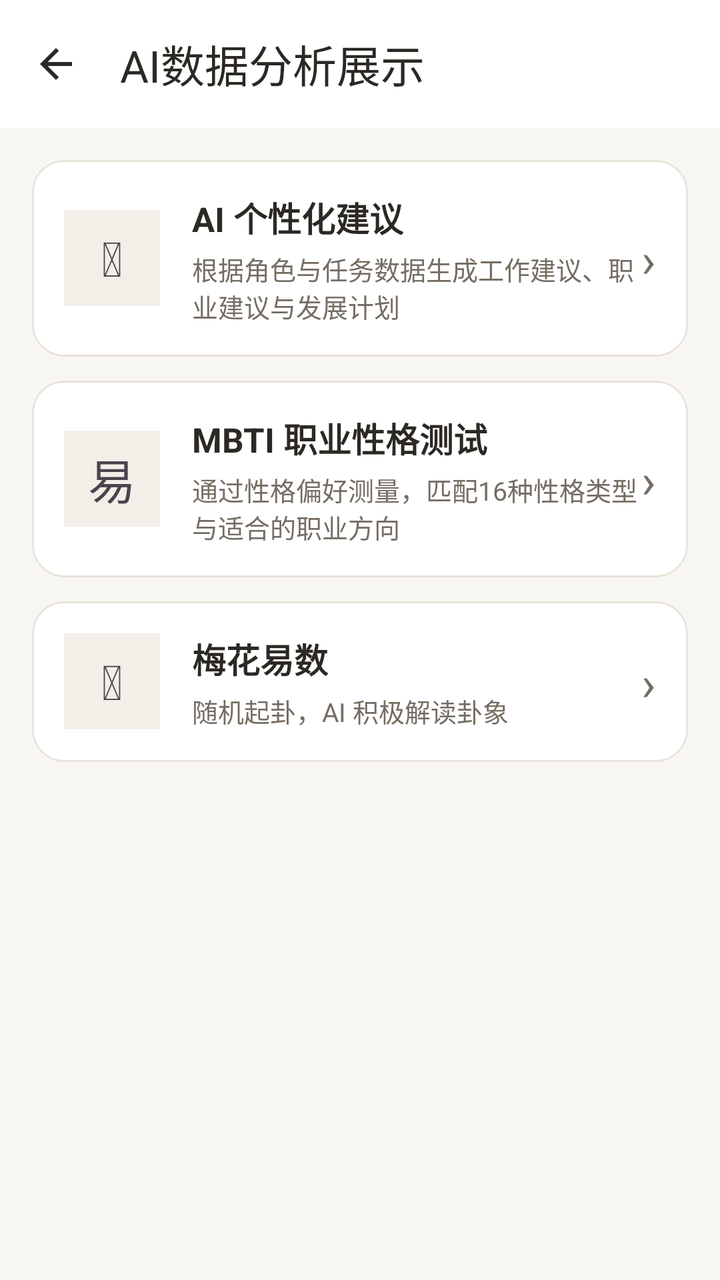
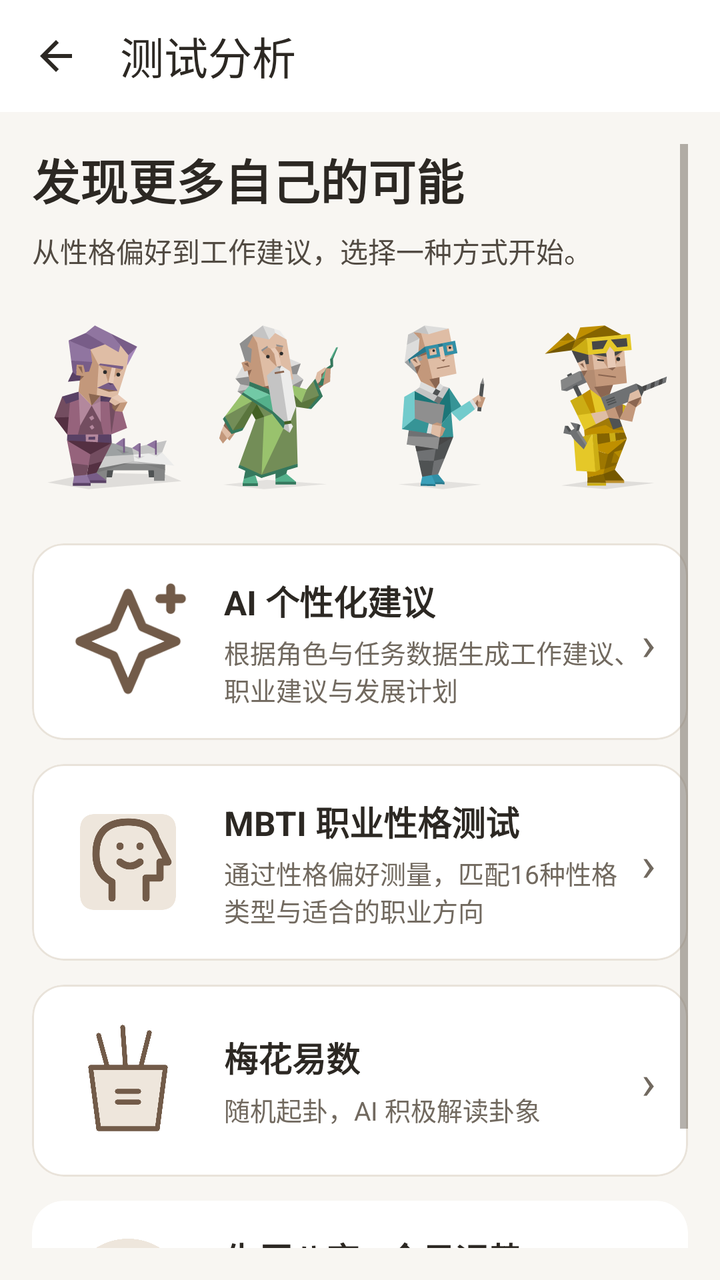

An Android layout rendered at two revisions. The XML below is the earlier revision; the diff shows what the commit changed to produce the second picture.
<!-- AndroidManifest.xml: application theme Theme.Project_Pandora -->
<!-- res/layout/activity_ai_analysis.xml -->
<?xml version="1.0" encoding="utf-8"?>
<layout xmlns:android="http://schemas.android.com/apk/res/android"
    xmlns:app="http://schemas.android.com/apk/res-auto">

    <data>

    </data>

    <androidx.constraintlayout.widget.ConstraintLayout
        android:layout_width="match_parent"
        android:layout_height="match_parent"
        android:background="@color/color_bg_page">

        <com.google.android.material.appbar.MaterialToolbar
            android:id="@+id/toolbar"
            android:layout_width="match_parent"
            android:layout_height="wrap_content"
            android:background="@color/color_surface"
            app:title="AI数据分析展示"
            app:titleTextColor="@color/color_text_primary"
            app:navigationIcon="@drawable/ic_back"
            app:layout_constraintTop_toTopOf="parent"
            style="@style/Widget.Pandora.Toolbar"
            app:navigationIconTint="@color/color_text_primary"
            android:elevation="0dp" />

        <LinearLayout
            android:layout_width="match_parent"
            android:layout_height="0dp"
            android:orientation="vertical"
            android:padding="16dp"
            app:layout_constraintTop_toBottomOf="@id/toolbar"
            app:layout_constraintBottom_toBottomOf="parent">

            <com.google.android.material.card.MaterialCardView
                android:id="@+id/btnSuggestion"
                android:layout_width="match_parent"
                android:layout_height="wrap_content"
                android:layout_marginBottom="12dp"
                app:cardCornerRadius="16dp"
                app:cardElevation="0dp"
                android:clickable="true"
                android:focusable="true"
                app:cardBackgroundColor="@color/color_surface">

                <LinearLayout
                    android:layout_width="match_parent"
                    android:layout_height="wrap_content"
                    android:orientation="horizontal"
                    android:gravity="center_vertical"
                    android:padding="16dp">

                    <LinearLayout
                        android:layout_width="48dp"
                        android:layout_height="48dp"
                        android:background="@color/color_surface_soft"
                        android:gravity="center"
                        android:layout_marginEnd="16dp">

                        <TextView
                            android:layout_width="wrap_content"
                            android:layout_height="wrap_content"
                            android:text="&#x1F4A1;"
                            android:textSize="24sp" />

                    </LinearLayout>

                    <LinearLayout
                        android:layout_width="0dp"
                        android:layout_height="wrap_content"
                        android:layout_weight="1"
                        android:orientation="vertical">

                        <TextView
                            android:layout_width="wrap_content"
                            android:layout_height="wrap_content"
                            android:text="AI 个性化建议"
                            android:textSize="17sp"
                            android:textStyle="bold"
                            android:textColor="@color/color_text_primary" />

                        <TextView
                            android:layout_width="wrap_content"
                            android:layout_height="wrap_content"
                            android:text="根据角色与任务数据生成工作建议、职业建议与发展计划"
                            android:textSize="13sp"
                            android:textColor="@color/color_text_secondary"
                            android:layout_marginTop="4dp" />

                    </LinearLayout>

                    <TextView
                        android:layout_width="wrap_content"
                        android:layout_height="wrap_content"
                        android:text="›"
                        android:textSize="24sp"
                        android:textColor="@color/color_text_secondary" />

                </LinearLayout>
            </com.google.android.material.card.MaterialCardView>

            <com.google.android.material.card.MaterialCardView
                android:id="@+id/btnMbtiTest"
                android:layout_width="match_parent"
                android:layout_height="wrap_content"
                android:layout_marginBottom="12dp"
                app:cardCornerRadius="16dp"
                app:cardElevation="0dp"
                android:clickable="true"
                android:focusable="true"
                app:cardBackgroundColor="@color/color_surface">

                <LinearLayout
                    android:layout_width="match_parent"
                    android:layout_height="wrap_content"
                    android:orientation="horizontal"
                    android:gravity="center_vertical"
                    android:padding="16dp">

                    <LinearLayout
                        android:layout_width="48dp"
                        android:layout_height="48dp"
                        android:background="@color/color_surface_soft"
                        android:gravity="center"
                        android:layout_marginEnd="16dp">

                        <TextView
                            android:layout_width="wrap_content"
                            android:layout_height="wrap_content"
                            android:text="&#x1F9E0;"
                            android:textSize="24sp" />

                    </LinearLayout>

                    <LinearLayout
                        android:layout_width="0dp"
                        android:layout_height="wrap_content"
                        android:layout_weight="1"
                        android:orientation="vertical">

                        <TextView
                            android:layout_width="wrap_content"
                            android:layout_height="wrap_content"
                            android:text="MBTI 职业性格测试"
                            android:textSize="17sp"
                            android:textStyle="bold"
                            android:textColor="@color/color_text_primary" />

                        <TextView
                            android:layout_width="wrap_content"
                            android:layout_height="wrap_content"
                            android:text="通过性格偏好测量，匹配16种性格类型与适合的职业方向"
                            android:textSize="13sp"
                            android:textColor="@color/color_text_secondary"
                            android:layout_marginTop="4dp" />

                    </LinearLayout>

                    <TextView
                        android:layout_width="wrap_content"
                        android:layout_height="wrap_content"
                        android:text="›"
                        android:textSize="24sp"
                        android:textColor="@color/color_text_secondary" />

                </LinearLayout>
            </com.google.android.material.card.MaterialCardView>

            
            <com.google.android.material.card.MaterialCardView
                android:id="@+id/btnDivination"
                android:layout_width="match_parent"
                android:layout_height="wrap_content"
                android:layout_marginBottom="12dp"
                app:cardCornerRadius="16dp"
                app:cardElevation="0dp"
                android:clickable="true"
                android:focusable="true"
                app:cardBackgroundColor="@color/color_surface">

                <LinearLayout
                    android:layout_width="match_parent"
                    android:layout_height="wrap_content"
                    android:orientation="horizontal"
                    android:gravity="center_vertical"
                    android:padding="16dp">

                    <LinearLayout
                        android:layout_width="48dp"
                        android:layout_height="48dp"
                        android:background="@color/color_surface_soft"
                        android:gravity="center"
                        android:layout_marginEnd="16dp">

                        <TextView
                            android:layout_width="wrap_content"
                            android:layout_height="wrap_content"
                            android:text="&#x1F52E;"
                            android:textSize="24sp" />

                    </LinearLayout>

                    <LinearLayout
                        android:layout_width="0dp"
                        android:layout_height="wrap_content"
                        android:layout_weight="1"
                        android:orientation="vertical">

                        <TextView
                            android:layout_width="wrap_content"
                            android:layout_height="wrap_content"
                            android:text="梅花易数"
                            android:textSize="17sp"
                            android:textStyle="bold"
                            android:textColor="@color/color_text_primary" />

                        <TextView
                            android:layout_width="wrap_content"
                            android:layout_height="wrap_content"
                            android:text="随机起卦，AI 积极解读卦象"
                            android:textSize="13sp"
                            android:textColor="@color/color_text_secondary"
                            android:layout_marginTop="4dp" />

                    </LinearLayout>

                    <TextView
                        android:layout_width="wrap_content"
                        android:layout_height="wrap_content"
                        android:text="›"
                        android:textSize="24sp"
                        android:textColor="@color/color_text_secondary" />

                </LinearLayout>
            </com.google.android.material.card.MaterialCardView>


        </LinearLayout>

    </androidx.constraintlayout.widget.ConstraintLayout>
</layout>
<!-- resources referenced by this layout -->
<resources>
  <color name="color_text_secondary">#756D63</color>
  <style name="Widget.Pandora.Toolbar" parent="Widget.Material3.Toolbar">
          <item name="android:background">@color/color_surface</item>
          <item name="android:minHeight">64dp</item>
          <item name="android:elevation">0dp</item>
          <item name="titleTextAppearance">@style/TextAppearance.Pandora.Title</item>
          <item name="titleTextColor">@color/color_text_primary</item>
          <item name="subtitleTextColor">@color/color_text_secondary</item>
          <item name="navigationIconTint">@color/color_text_primary</item>
          <item name="contentInsetStart">20dp</item>
          <item name="contentInsetEnd">16dp</item>
      </style>
  <style name="Widget.Pandora.Button" parent="Widget.Material3.Button">
          <item name="cornerRadius">14dp</item>
          <item name="android:minHeight">52dp</item>
          <item name="android:textAppearance">@style/TextAppearance.Pandora.Label</item>
          <item name="android:textAllCaps">false</item>
          <item name="android:stateListAnimator">@null</item>
      </style>
  <style name="Widget.Pandora.Button.Outlined" parent="Widget.Material3.Button.OutlinedButton">
          <item name="cornerRadius">14dp</item>
          <item name="strokeColor">@color/color_border_strong</item>
          <item name="android:minHeight">48dp</item>
          <item name="android:textAppearance">@style/TextAppearance.Pandora.Label</item>
          <item name="android:textAllCaps">false</item>
      </style>
  <!-- unchanged entries left out for length: 27 -->
</resources>

<!-- the commit's change to res/layout/activity_ai_analysis.xml (unified diff, before → after) -->
@@ -16,7 +16,7 @@
             android:layout_width="match_parent"
             android:layout_height="wrap_content"
             android:background="@color/color_surface"
-            app:title="AI数据分析展示"
+            app:title="测试分析"
             app:titleTextColor="@color/color_text_primary"
             app:navigationIcon="@drawable/ic_back"
             app:layout_constraintTop_toTopOf="parent"
@@ -24,14 +24,18 @@
             app:navigationIconTint="@color/color_text_primary"
             android:elevation="0dp" />
 
-        <LinearLayout
+        <ScrollView
             android:layout_width="match_parent"
             android:layout_height="0dp"
-            android:orientation="vertical"
+            android:fillViewport="true"
             android:padding="16dp"
             app:layout_constraintTop_toBottomOf="@id/toolbar"
             app:layout_constraintBottom_toBottomOf="parent">
 
+            <LinearLayout android:layout_width="match_parent" android:layout_height="wrap_content" android:orientation="vertical">
+            <TextView android:layout_width="match_parent" android:layout_height="wrap_content" android:text="发现更多自己的可能" android:textSize="24sp" android:textStyle="bold" android:textColor="@color/color_text_primary" android:layout_marginBottom="8dp" />
+            <TextView android:layout_width="match_parent" android:layout_height="wrap_content" android:text="从性格偏好到工作建议，选择一种方式开始。" android:textSize="14sp" android:textColor="@color/color_company_photo_secondary" android:layout_marginBottom="16dp" />
+            <ImageView android:layout_width="match_parent" android:layout_height="104dp" android:src="@drawable/mbti_four_groups" android:scaleType="fitCenter" android:importantForAccessibility="no" android:layout_marginBottom="16dp" />
             <com.google.android.material.card.MaterialCardView
                 android:id="@+id/btnSuggestion"
                 android:layout_width="match_parent"
@@ -50,20 +54,8 @@
                     android:gravity="center_vertical"
                     android:padding="16dp">
 
-                    <LinearLayout
-                        android:layout_width="48dp"
-                        android:layout_height="48dp"
-                        android:background="@color/color_surface_soft"
-                        android:gravity="center"
-                        android:layout_marginEnd="16dp">
-
-                        <TextView
-                            android:layout_width="wrap_content"
-                            android:layout_height="wrap_content"
-                            android:text="&#x1F4A1;"
-                            android:textSize="24sp" />
-
-                    </LinearLayout>
+                    <ImageView android:layout_width="64dp" android:layout_height="64dp" android:layout_marginEnd="16dp"
+                        android:scaleType="fitCenter" android:src="@drawable/ic_ai_map" android:importantForAccessibility="no" />
 
                     <LinearLayout
                         android:layout_width="0dp"
@@ -117,20 +109,8 @@
                     android:gravity="center_vertical"
                     android:padding="16dp">
 
-                    <LinearLayout
-                        android:layout_width="48dp"
-                        android:layout_height="48dp"
-                        android:background="@color/color_surface_soft"
-                        android:gravity="center"
-                        android:layout_marginEnd="16dp">
-
-                        <TextView
-                            android:layout_width="wrap_content"
-                            android:layout_height="wrap_content"
-                            android:text="&#x1F9E0;"
-                            android:textSize="24sp" />
-
-                    </LinearLayout>
+                    <ImageView android:layout_width="64dp" android:layout_height="64dp" android:layout_marginEnd="16dp"
+                        android:scaleType="fitCenter" android:src="@drawable/ic_personality" android:importantForAccessibility="no" />
 
                     <LinearLayout
                         android:layout_width="0dp"
@@ -185,20 +165,8 @@
                     android:gravity="center_vertical"
                     android:padding="16dp">
 
-                    <LinearLayout
-                        android:layout_width="48dp"
-                        android:layout_height="48dp"
-                        android:background="@color/color_surface_soft"
-                        android:gravity="center"
-                        android:layout_marginEnd="16dp">
-
-                        <TextView
-                            android:layout_width="wrap_content"
-                            android:layout_height="wrap_content"
-                            android:text="&#x1F52E;"
-                            android:textSize="24sp" />
-
-                    </LinearLayout>
+                    <ImageView android:layout_width="64dp" android:layout_height="64dp" android:layout_marginEnd="16dp"
+                        android:scaleType="fitCenter" android:src="@drawable/ic_divination" android:importantForAccessibility="no" />
 
                     <LinearLayout
                         android:layout_width="0dp"
@@ -233,9 +201,30 @@
 
                 </LinearLayout>
             </com.google.android.material.card.MaterialCardView>
-
-
-        </LinearLayout>
+            <com.google.android.material.card.MaterialCardView
+                android:id="@+id/btnBirthFortune" android:layout_width="match_parent" android:layout_height="wrap_content"
+                android:layout_marginBottom="12dp" android:clickable="true" android:focusable="true"
+                app:cardCornerRadius="16dp" app:cardElevation="0dp" app:strokeWidth="0dp"
+                app:cardBackgroundColor="@color/color_surface">
+                <LinearLayout android:layout_width="match_parent" android:layout_height="wrap_content"
+                    android:orientation="horizontal" android:gravity="center_vertical" android:padding="16dp">
+                    <ImageView android:layout_width="64dp" android:layout_height="64dp" android:layout_marginEnd="16dp"
+                        android:src="@drawable/ic_birth_fortune" android:importantForAccessibility="no" />
+                    <LinearLayout android:layout_width="0dp" android:layout_height="wrap_content"
+                        android:layout_weight="1" android:orientation="vertical">
+                        <TextView android:layout_width="match_parent" android:layout_height="wrap_content"
+                            android:text="生辰八字 · 今日运势" android:textSize="17sp" android:textStyle="bold"
+                            android:textColor="@color/color_text_primary" />
+                        <TextView android:layout_width="match_parent" android:layout_height="wrap_content"
+                            android:layout_marginTop="4dp" android:text="四柱排盘、生肖与星座，翻开今日工作灵感"
+                            android:textSize="13sp" android:textColor="@color/color_text_secondary" />
+                    </LinearLayout>
+                    <TextView android:layout_width="wrap_content" android:layout_height="wrap_content"
+                        android:text="›" android:textSize="24sp" android:textColor="@color/color_text_secondary" android:importantForAccessibility="no" />
+                </LinearLayout>
+            </com.google.android.material.card.MaterialCardView>
+            </LinearLayout>
+        </ScrollView>
 
     </androidx.constraintlayout.widget.ConstraintLayout>
 </layout>
<!-- resource entries referenced after the edit -->
@@ -1,15 +1,42 @@
 <!-- resources referenced by this layout -->
 <resources>
-  <color name="color_text_secondary">#756D63</color>
+  <color name="color_company_photo_secondary">#514A42</color>
+  <color name="color_text_secondary">#71695F</color>
+  <!-- drawable ic_ai_map (drawable) -->
+  <vector xmlns:android="http://schemas.android.com/apk/res/android"
+      android:width="24dp" android:height="24dp" android:viewportWidth="24" android:viewportHeight="24">
+      <path android:fillColor="@android:color/transparent" android:strokeColor="@color/color_accent"
+          android:strokeWidth="1.7" android:strokeLineCap="round" android:strokeLineJoin="round"
+          android:pathData="M12,3L14.7,9.3L21,12L14.7,14.7L12,21L9.3,14.7L3,12L9.3,9.3Z M20,2V6 M18,4H22" />
+  </vector>
+  <!-- drawable ic_birth_fortune (drawable) -->
+  <vector xmlns:android="http://schemas.android.com/apk/res/android" android:width="64dp" android:height="64dp" android:viewportWidth="64" android:viewportHeight="64">
+      <path android:fillColor="@color/color_accent_soft" android:pathData="M32,2A30,30 0,1 0,32 62A30,30 0,1 0,32 2" />
+      <path android:strokeColor="@color/color_accent" android:strokeWidth="1.5" android:fillColor="@android:color/transparent" android:pathData="M32,12A20,20 0,1 0,32 52A20,20 0,1 0,32 12M32,7L32,13M32,51L32,57M7,32L13,32M51,32L57,32M18,18L22,22M42,42L46,46M18,46L22,42M42,22L46,18" />
+      <path android:fillColor="@color/color_accent" android:pathData="M32,20L35,29L44,32L35,35L32,44L29,35L20,32L29,29ZM45,13L46,17L50,18L46,19L45,23L44,19L40,18L44,17Z" />
+  </vector>
+  <!-- drawable ic_divination (drawable) -->
+  <?xml version="1.0" encoding="utf-8"?>
+  <vector xmlns:android="http://schemas.android.com/apk/res/android" android:width="48dp" android:height="48dp" android:viewportWidth="48" android:viewportHeight="48">
+      <path android:fillColor="@color/color_accent_soft" android:pathData="M10,19L38,19L35,42L13,42Z" />
+      <path android:fillColor="@android:color/transparent" android:strokeColor="@color/color_accent" android:strokeWidth="1.8" android:strokeLineCap="round" android:strokeLineJoin="round"
+          android:pathData="M10,19L38,19L35,42L13,42ZM16,18L13,7M23,18L22,4M29,18L32,6M20,28L28,28M20,32L28,32" />
+  </vector>
+  <!-- drawable ic_personality (drawable) -->
+  <vector xmlns:android="http://schemas.android.com/apk/res/android" android:width="32dp" android:height="32dp" android:viewportWidth="32" android:viewportHeight="32">
+      <path android:fillColor="@color/color_accent_soft" android:pathData="M8,4L24,4Q28,4 28,8L28,24Q28,28 24,28L8,28Q4,28 4,24L4,8Q4,4 8,4Z" />
+      <path android:fillColor="@android:color/transparent" android:strokeColor="@color/color_accent" android:strokeWidth="1.8" android:strokeLineCap="round" android:strokeLineJoin="round" android:pathData="M20.5,25L20.5,20L24,20L24,16L26,16L23,10Q22,6 16,6Q8,6 8,14Q8,19 12,21L12,25M14,12L14,12.1M19,12L19,12.1M14,16Q16.5,18 19,16" />
+  </vector>
+  <!-- drawable mbti_four_groups: vector/xml drawable (drawable, 44765 chars, omitted) -->
   <style name="Widget.Pandora.Toolbar" parent="Widget.Material3.Toolbar">
           <item name="android:background">@color/color_surface</item>
-          <item name="android:minHeight">64dp</item>
+          <item name="android:minHeight">56dp</item>
           <item name="android:elevation">0dp</item>
           <item name="titleTextAppearance">@style/TextAppearance.Pandora.Title</item>
           <item name="titleTextColor">@color/color_text_primary</item>
           <item name="subtitleTextColor">@color/color_text_secondary</item>
           <item name="navigationIconTint">@color/color_text_primary</item>
-          <item name="contentInsetStart">20dp</item>
+          <item name="contentInsetStart">16dp</item>
           <item name="contentInsetEnd">16dp</item>
       </style>
   <style name="Widget.Pandora.Button" parent="Widget.Material3.Button">
@@ -17,7 +44,7 @@
           <item name="android:minHeight">52dp</item>
           <item name="android:textAppearance">@style/TextAppearance.Pandora.Label</item>
           <item name="android:textAllCaps">false</item>
-          <item name="android:stateListAnimator">@null</item>
+          <item name="android:stateListAnimator">@animator/pandora_button_press</item>
       </style>
   <style name="Widget.Pandora.Button.Outlined" parent="Widget.Material3.Button.OutlinedButton">
           <item name="cornerRadius">14dp</item>
@@ -25,6 +52,7 @@
           <item name="android:minHeight">48dp</item>
           <item name="android:textAppearance">@style/TextAppearance.Pandora.Label</item>
           <item name="android:textAllCaps">false</item>
+          <item name="android:stateListAnimator">@animator/pandora_button_press</item>
       </style>
   <!-- unchanged entries left out for length: 27 -->
 </resources>
